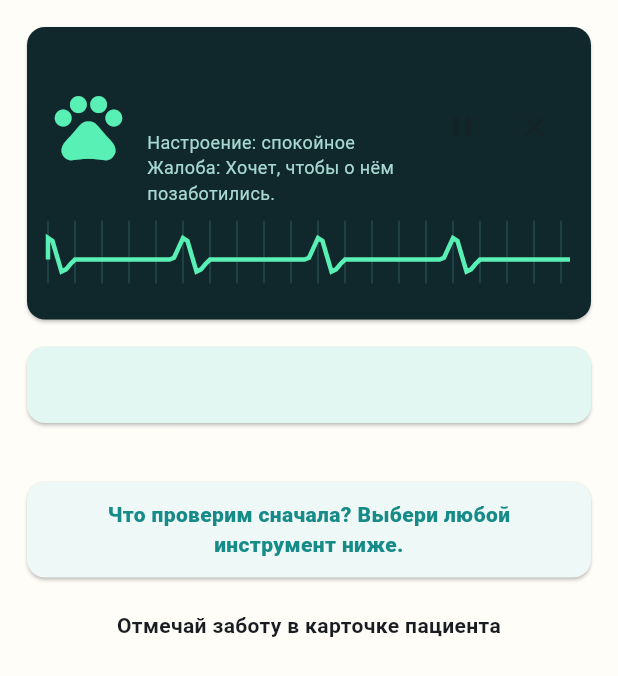
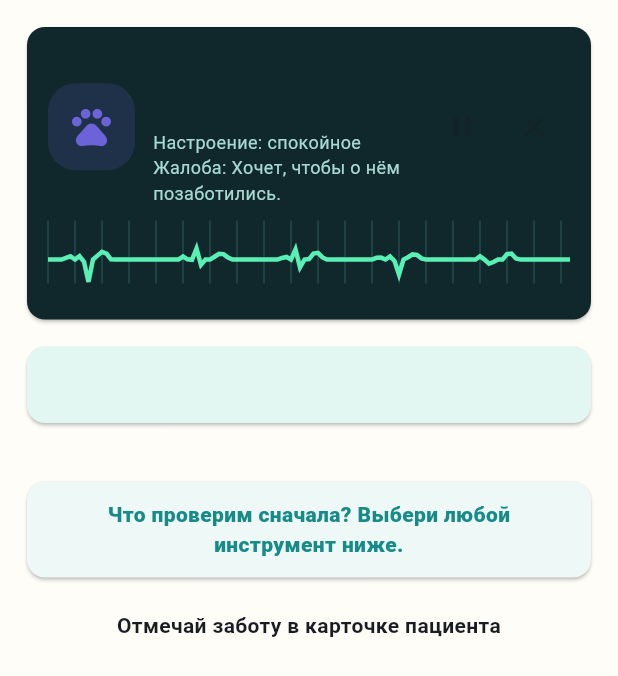
Before and after one commit to sys0dmin/family-ai, a Flutter app: the _ClinicRoom widget shown alone on an empty page, opened directly with empty values, on a phone screen of 412 x 824 dp. Shown: the top 676 px of the screen. Run offline on Flutter 3.47's test engine with Material 3 defaults, Android fonts, the phone set to English and light mode, and no system bars; our stand-ins replace audioplayers, image_picker, shared_preferences; missing offline and left inert: record; accounts and stored records are empty.

Commit message:
fix: make clinic monitor rhythm natural

```diff
--- a/mobile/lib/features/clinic/clinic_screen.dart
+++ b/mobile/lib/features/clinic/clinic_screen.dart
@@ -1,4 +1,5 @@
 import 'dart:async';
+import 'dart:math' as math;
 
 import 'package:flutter/material.dart';
 import 'package:flutter/services.dart';
@@ -6,11 +7,48 @@ import 'package:flutter/services.dart';
 import 'clinic_gateway.dart';
 import 'clinic_models.dart';
 
+Color _caseColor(String value) {
+  final normalized = value.replaceFirst('#', '');
+  final parsed = int.tryParse(normalized, radix: 16);
+  return parsed == null ? const Color(0xFF6C63D9) : Color(0xFF000000 | parsed);
+}
+
 IconData _patientIcon(String caseId) => switch (caseId) {
   'robot_checkup' => Icons.smart_toy_rounded,
   'fox_after_procedure' => Icons.cruelty_free_rounded,
+  'bunny_tired' => Icons.pets_rounded,
+  'puppy_afraid' => Icons.pets_rounded,
+  'full_checkup' => Icons.medical_services_rounded,
   _ => Icons.pets_rounded,
 };
+
+Widget _patientAvatar({
+  required IconData icon,
+  required String color,
+  double size = 64,
+}) => SizedBox(
+  width: size,
+  height: size,
+  child: DecoratedBox(
+    decoration: BoxDecoration(
+      color: _caseColor(color).withValues(alpha: 0.16),
+      borderRadius: BorderRadius.circular(size * 0.32),
+    ),
+    child: Center(
+      child: Icon(icon, color: _caseColor(color), size: size * 0.54),
+    ),
+  ),
+);
+
+int _pulseBpm(ClinicSession session) {
+  final vital = session.vitals.where(
+    (item) => item.id == 'pulse' || item.id == 'heart',
+  );
+  if (vital.isEmpty) return 92;
+  return (int.tryParse(vital.first.value.replaceAll(RegExp(r'[^0-9]'), '')) ??
+          92)
+      .clamp(50, 160);
+}
 
 IconData _vitalIcon(String id) => switch (id) {
   'heart' || 'pulse' => Icons.favorite_rounded,
@@ -247,7 +285,7 @@ class _CasePicker extends StatelessWidget {
             ),
             child: Row(
               children: [
-                Icon(_patientIcon(item.id), size: 48),
+                _patientAvatar(icon: _patientIcon(item.id), color: item.color),
                 const SizedBox(width: 14),
                 Expanded(
                   child: Column(
@@ -260,7 +298,11 @@ class _CasePicker extends StatelessWidget {
                           fontWeight: FontWeight.w900,
                         ),
                       ),
-                      Text(item.patientName),
+                      Text(
+                        item.description,
+                        maxLines: 2,
+                        overflow: TextOverflow.ellipsis,
+                      ),
                     ],
                   ),
                 ),
@@ -304,10 +346,10 @@ class _ClinicRoom extends StatelessWidget {
             children: [
               Row(
                 children: [
-                  Icon(
-                    _patientIcon(session.caseId),
-                    size: 54,
-                    color: const Color(0xFF59F0B5),
+                  _patientAvatar(
+                    icon: _patientIcon(session.caseId),
+                    color: session.color,
+                    size: 58,
                   ),
                   const SizedBox(width: 12),
                   Expanded(
@@ -327,16 +369,26 @@ class _ClinicRoom extends StatelessWidget {
                           style: const TextStyle(color: Color(0xFFA8D8D2)),
                         ),
                         Text(
-                          'Настроение: ${session.isCompleted ? 'довольное' : session.actions.any((action) => action.completed) ? 'становится спокойнее' : session.mood}',
+                          'Настроение: ${session.isCompleted
+                              ? 'довольное'
+                              : session.actions.any((action) => action.completed)
+                              ? 'становится спокойнее'
+                              : session.mood}',
                           maxLines: 1,
                           overflow: TextOverflow.ellipsis,
-                          style: const TextStyle(color: Color(0xFFA8D8D2), fontSize: 12),
+                          style: const TextStyle(
+                            color: Color(0xFFA8D8D2),
+                            fontSize: 12,
+                          ),
                         ),
                         Text(
                           'Жалоба: ${session.complaint}',
                           maxLines: 2,
                           overflow: TextOverflow.ellipsis,
-                          style: const TextStyle(color: Color(0xFFA8D8D2), fontSize: 12),
+                          style: const TextStyle(
+                            color: Color(0xFFA8D8D2),
+                            fontSize: 12,
+                          ),
                         ),
                       ],
                     ),
@@ -360,7 +412,7 @@ class _ClinicRoom extends StatelessWidget {
                 ],
               ),
               const SizedBox(height: 10),
-              const _PulseLine(),
+              _PulseLine(pulseBpm: _pulseBpm(session), rhythmSeed: session.id),
               const SizedBox(height: 10),
               GridView.builder(
                 shrinkWrap: true,
@@ -516,7 +568,10 @@ class _ClinicRoom extends StatelessWidget {
 }
 
 class _PulseLine extends StatefulWidget {
-  const _PulseLine();
+  const _PulseLine({required this.pulseBpm, required this.rhythmSeed});
+
+  final int pulseBpm;
+  final String rhythmSeed;
 
   @override
   State<_PulseLine> createState() => _PulseLineState();
@@ -529,10 +584,8 @@ class _PulseLineState extends State<_PulseLine>
   @override
   void initState() {
     super.initState();
-    _controller = AnimationController(
-      vsync: this,
-      duration: const Duration(milliseconds: 1300),
-    )..repeat();
+    _controller = AnimationController.unbounded(vsync: this)
+      ..repeat(min: 0, max: 60, period: const Duration(seconds: 60));
   }
 
   @override
@@ -547,16 +600,27 @@ class _PulseLineState extends State<_PulseLine>
     width: double.infinity,
     child: AnimatedBuilder(
       animation: _controller,
-      builder: (context, child) =>
-          CustomPaint(painter: _PulsePainter(progress: _controller.value)),
+      builder: (context, child) => CustomPaint(
+        painter: _PulsePainter(
+          elapsedSeconds: _controller.value,
+          pulseBpm: widget.pulseBpm,
+          rhythmSeed: widget.rhythmSeed,
+        ),
+      ),
     ),
   );
 }
 
 class _PulsePainter extends CustomPainter {
-  const _PulsePainter({required this.progress});
+  const _PulsePainter({
+    required this.elapsedSeconds,
+    required this.pulseBpm,
+    required this.rhythmSeed,
+  });
 
-  final double progress;
+  final double elapsedSeconds;
+  final int pulseBpm;
+  final String rhythmSeed;
 
   @override
   void paint(Canvas canvas, Size size) {
@@ -567,13 +631,33 @@ class _PulsePainter extends CustomPainter {
       canvas.drawLine(Offset(x, 0), Offset(x, size.height), grid);
     }
     final path = Path()..moveTo(0, size.height * 0.62);
-    final shift = progress * 90;
+    final secondsPerBeat = 60 / pulseBpm;
+    final windowSeconds = math.max(3.4, secondsPerBeat * 4.4);
     for (var x = 0.0; x <= size.width; x += 3) {
-      final phase = (x + shift) % 90;
+      final time = elapsedSeconds + x / size.width * windowSeconds;
+      final beat = _latestBeat(time, secondsPerBeat);
+      final elapsed = time - _beatTime(beat, secondsPerBeat);
+      final amplitude = size.height * (0.28 + _noise(beat + 37) * 0.28);
+      final width = 0.76 + _noise(beat + 71) * 0.42;
       var y = size.height * 0.62;
-      if (phase > 35 && phase <= 43) y -= (phase - 35) * 2.2;
-      if (phase > 43 && phase <= 51) y += (phase - 43) * 3.4 - 17.6;
-      if (phase > 51 && phase <= 59) y -= (phase - 51) * 1.2 - 9.6;
+      final pWaveStart = 0.11 * width;
+      if (elapsed >= pWaveStart && elapsed < pWaveStart + 0.055 * width) {
+        y -=
+            math.sin((elapsed - pWaveStart) / (0.055 * width) * math.pi) *
+            amplitude *
+            0.12;
+      } else if (elapsed >= 0.19 * width && elapsed < 0.205 * width) {
+        y += (elapsed - 0.19 * width) / (0.015 * width) * amplitude * 0.16;
+      } else if (elapsed >= 0.205 * width && elapsed < 0.235 * width) {
+        y -= (elapsed - 0.205 * width) / (0.03 * width) * amplitude;
+      } else if (elapsed >= 0.235 * width && elapsed < 0.27 * width) {
+        y += (elapsed - 0.235 * width) / (0.035 * width) * amplitude * 0.72;
+      } else if (elapsed >= 0.31 * width && elapsed < 0.42 * width) {
+        y -=
+            math.sin((elapsed - 0.31 * width) / (0.11 * width) * math.pi) *
+            amplitude *
+            0.24;
+      }
       path.lineTo(x, y);
     }
     canvas.drawPath(
@@ -585,7 +669,30 @@ class _PulsePainter extends CustomPainter {
     );
   }
 
+  int _latestBeat(double time, double secondsPerBeat) {
+    final roughBeat = (time / secondsPerBeat).floor();
+    var latest = roughBeat - 2;
+    for (var index = roughBeat - 1; index <= roughBeat + 2; index++) {
+      if (_beatTime(index, secondsPerBeat) <= time) latest = index;
+    }
+    return latest;
+  }
+
+  double _beatTime(int index, double secondsPerBeat) =>
+      index * secondsPerBeat + (_noise(index) - 0.5) * secondsPerBeat * 0.20;
+
+  double _noise(int index) {
+    var hash = 0;
+    for (final unit in rhythmSeed.codeUnits) {
+      hash = (hash * 31 + unit) & 0x7fffffff;
+    }
+    hash = (hash ^ (index * 1103515245)) & 0x7fffffff;
+    return (hash % 1000) / 999;
+  }
+
   @override
   bool shouldRepaint(_PulsePainter oldDelegate) =>
-      progress != oldDelegate.progress;
+      elapsedSeconds != oldDelegate.elapsedSeconds ||
+      pulseBpm != oldDelegate.pulseBpm ||
+      rhythmSeed != oldDelegate.rhythmSeed;
 }
--- a/mobile/pubspec.yaml
+++ b/mobile/pubspec.yaml
@@ -16,7 +16,7 @@ publish_to: 'none' # Remove this line if you wish to publish to pub.dev
 # https://developer.apple.com/library/archive/documentation/General/Reference/InfoPlistKeyReference/Articles/CoreFoundationKeys.html
 # In Windows, build-name is used as the major, minor, and patch parts
 # of the product and file versions while build-number is used as the build suffix.
-version: 1.7.3+13
+version: 1.7.4+14
 
 environment:
   sdk: ^3.12.2
```
Also changed, not shown: 4 other files.
